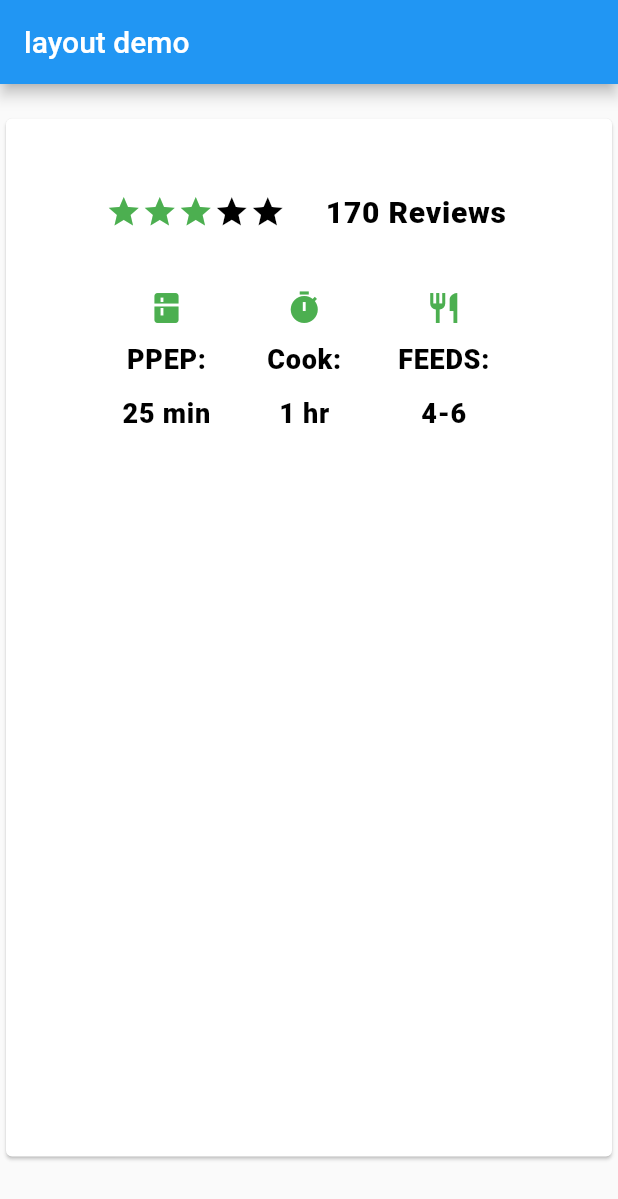
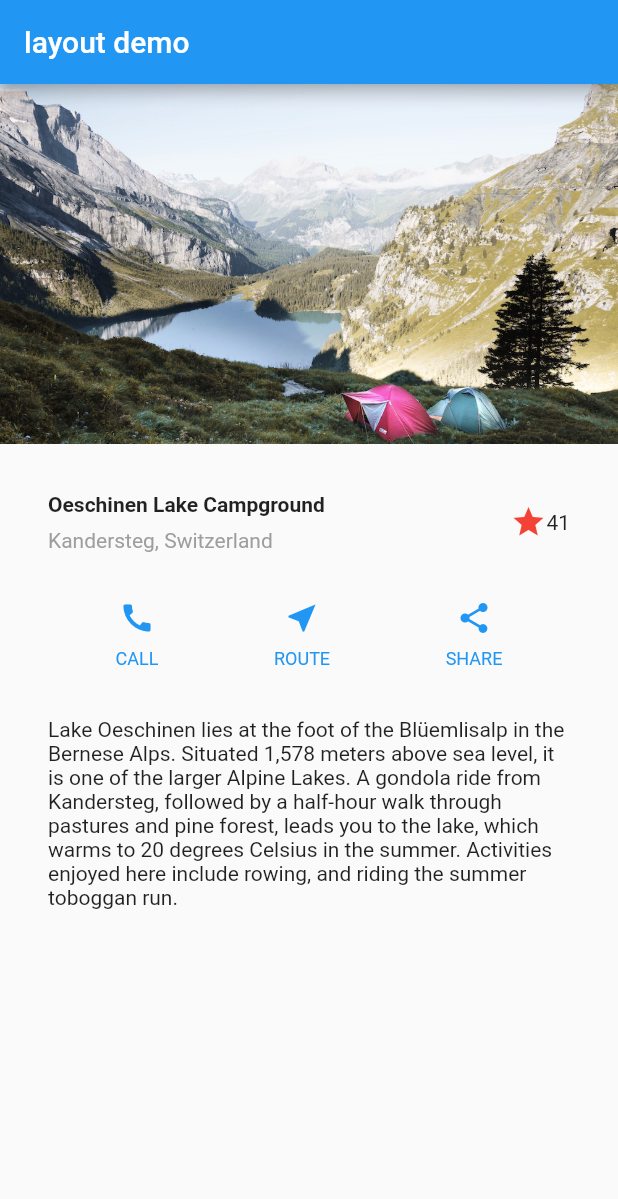
Before and after one commit to sevenOnClass/my_flutter, a Flutter app: the screen it shows after launch, on a phone screen of 412 x 824 dp. Shown: the top 1199 px of the screen. Run offline on Flutter 3.47's test engine with Material 2 defaults, Android fonts, the phone set to English and light mode, and no system bars.

Commit message:
添加大图和文本内容

```diff
--- a/lib/main.dart
+++ b/lib/main.dart
@@ -1,8 +1,8 @@
 import 'package:flutter/material.dart';
-import 'package:flutter/rendering.dart' show debugPaintSizeEnabled;
+//import 'package:flutter/rendering.dart' show debugPaintSizeEnabled;
 
 void main() {
-  debugPaintSizeEnabled=true;
+//  debugPaintSizeEnabled=true;
   runApp(MyApp());
 }
 
@@ -15,89 +15,32 @@ class MyApp extends StatelessWidget {
 //      child: buildExpandedImages(),
 //    );
 
-    var stars = Row(
-      mainAxisSize: MainAxisSize.min,
-      children: <Widget>[
-        Icon(Icons.star,color: Colors.green[500]),
-        Icon(Icons.star,color: Colors.green[500]),
-        Icon(Icons.star,color: Colors.green[500]),
-        Icon(Icons.star,color: Colors.black),
-        Icon(Icons.star,color: Colors.black),
-      ],
-    );
 
-    final ratings = Container(
-      padding: EdgeInsets.all(20),
+    Color color = Theme.of(context).primaryColor;
+
+    Widget buttonSection = Container(
       child: Row(
         mainAxisAlignment: MainAxisAlignment.spaceEvenly,
-        children: <Widget>[
-          stars,
-          Text(
-            '170 Reviews',
-            style: TextStyle(
-              color: Colors.black,
-              fontWeight: FontWeight.w800,
-              fontFamily: 'Roboto',
-              letterSpacing: 0.5,
-              fontSize: 20,
-            ),
-          ),
+        children: [
+          _buildButtonColumn(color, Icons.call, 'CALL'),
+          _buildButtonColumn(color, Icons.near_me, 'ROUTE'),
+          _buildButtonColumn(color, Icons.share, 'SHARE'),
         ],
       ),
     );
 
-    final descTextStyle = TextStyle(
-      color: Colors.black,
-      fontWeight: FontWeight.w800,
-      fontFamily: 'Roboto',
-      letterSpacing: 0.5,
-      fontSize: 18,
-      height: 2,
-    );
-
-    final iconList = DefaultTextStyle.merge(
-      style: descTextStyle,
-      child: Container(
-        padding: EdgeInsets.all(20),
-        child: Row(
-          mainAxisAlignment: MainAxisAlignment.spaceEvenly,
-          children: <Widget>[
-            Column(
-              children: <Widget>[
-                Icon(Icons.kitchen, color: Colors.green[500]),
-                Text('PPEP:'),
-                Text('25 min'),
-              ],
-            ),
-            Column(
-              children: <Widget>[
-                Icon(Icons.timer, color: Colors.green[500]),
-                Text('Cook:'),
-                Text('1 hr'),
-              ],
-            ),
-            Column(
-              children: <Widget>[
-                Icon(Icons.restaurant, color: Colors.green[500]),
-                Text('FEEDS:'),
-                Text('4-6'),
-              ],
-            ),
-          ],
-        ),
+    Widget textSection = Container(
+      padding: const EdgeInsets.all(32),
+      child: Text(
+        'Lake Oeschinen lies at the foot of the Blüemlisalp in the Bernese '
+            'Alps. Situated 1,578 meters above sea level, it is one of the '
+            'larger Alpine Lakes. A gondola ride from Kandersteg, followed by a '
+            'half-hour walk through pastures and pine forest, leads you to the '
+            'lake, which warms to 20 degrees Celsius in the summer. Activities '
+            'enjoyed here include rowing, and riding the summer toboggan run.',
+        softWrap: true,
       ),
     );
-
-    final leftColumn = Container(
-      padding: EdgeInsets.fromLTRB(20, 30, 20, 20),
-      child: Column(
-        children: <Widget>[
-          ratings,
-          iconList,
-        ],
-      ),
-    );
-
 
 
     return MaterialApp(
@@ -106,27 +49,79 @@ class MyApp extends StatelessWidget {
         appBar: AppBar(
           title: Text('layout demo'),
         ),
-        body: Center(
-          child: Container(
-            margin: EdgeInsets.fromLTRB(0, 0, 0, 30),
-            height: 700,
-            child: Card(
-              child: Row(
-                crossAxisAlignment: CrossAxisAlignment.start,
-                children: <Widget>[
-                  Container(
-                    width:400,
-                    child: leftColumn,
-                ),
-                ],
-              ),
+        body: ListView(
+          children: <Widget>[
+            Image.asset(
+              'images/lake.jpg',
+              width: 600,
+              height: 240,
+              fit: BoxFit.cover,
+            ),
+            titleSection,
+            buttonSection,
+            textSection,
+          ],
+        ),
+       ),
+    );
+  }
+
+  Column _buildButtonColumn(Color color, IconData icon, String label) {
+    return Column(
+      mainAxisSize: MainAxisSize.min,
+      mainAxisAlignment: MainAxisAlignment.center,
+      children: [
+        Icon(icon, color: color),
+        Container(
+          margin: const EdgeInsets.only(top: 8),
+          child: Text(
+            label,
+            style: TextStyle(
+              fontSize: 12,
+              fontWeight: FontWeight.w400,
+              color: color,
             ),
           ),
         ),
-      ),
+      ],
     );
   }
 
+
+  Widget titleSection = Container(
+    padding: const EdgeInsets.all(32),
+    child: Row(
+      children: <Widget>[
+        Expanded(
+          child: Column(
+            crossAxisAlignment: CrossAxisAlignment.start,
+            children: <Widget>[
+              Container(
+                padding: const EdgeInsets.only(bottom: 8),
+                child: Text(
+                  'Oeschinen Lake Campground',
+                  style: TextStyle(
+                    fontWeight: FontWeight.bold,
+                  ),
+                ),
+              ),
+              Text(
+                'Kandersteg, Switzerland',
+                style: TextStyle(
+                  color: Colors.grey[500],
+                ),
+              ),
+            ],
+          ),
+        ),
+        Icon(
+          Icons.star,
+          color: Colors.red[500],
+        ),
+        Text('41'),
+      ],
+    ),
+  );
 
 
   Widget buildOverflowingRow() => Row(
--- a/pubspec.yaml
+++ b/pubspec.yaml
@@ -40,6 +40,7 @@ flutter:
     - images/pic1.jpg
     - images/pic2.jpg
     - images/pic3.jpg
+    - images/lake.jpg
   # To add Flutter specific assets to your application, add an assets section,
   # like this:
   # assets:
```
Also changed, not shown: images/lake.jpg (added).
